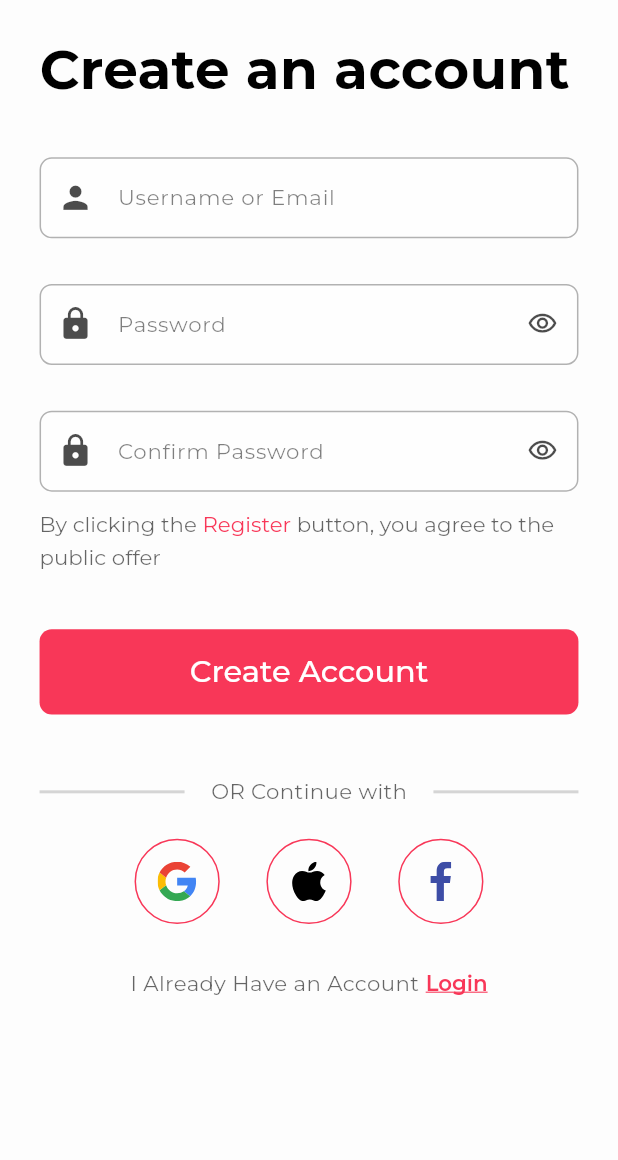
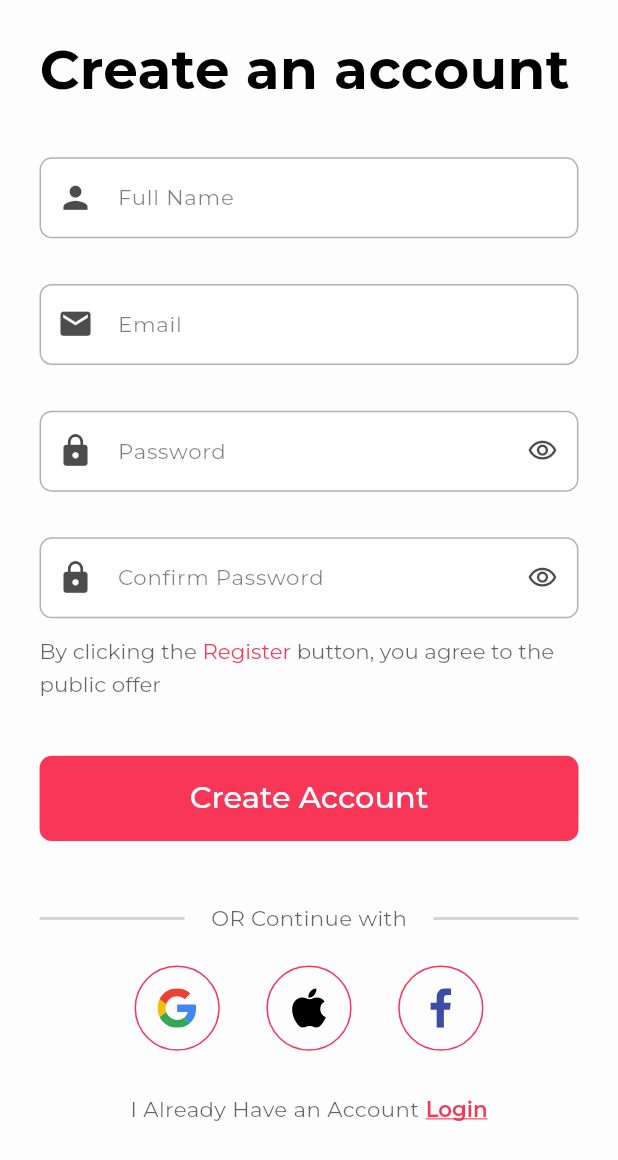
Before and after one commit to EsAm1973/Stylish, a Flutter app: the SignupView screen opened by its route, after a tap on "Login", after a tap on "Sign Up", on a phone screen of 412 x 824 dp. Shown: the top 1160 px of the screen. Run offline on Flutter 3.47's test engine with Material 3 defaults, Android fonts, the phone set to English and light mode, and no system bars; our stand-ins replace dio, dots_indicator, flutter_screenutil, flutter_svg, go_router, google_fonts and 1 more; accounts and stored records are empty.

Commit message:
Update some UI in login and Signup

```diff
--- a/lib/Features/auth/presentation/views/widgets/login_form.dart
+++ b/lib/Features/auth/presentation/views/widgets/login_form.dart
@@ -13,13 +13,13 @@ class LoginForm extends StatefulWidget {
 }
 
 class _LoginFormState extends State<LoginForm> {
-  final TextEditingController _usernameController = TextEditingController();
+  final TextEditingController _emailController = TextEditingController();
   final TextEditingController _passwordController = TextEditingController();
   bool _obscurePassword = true;
 
   @override
   void dispose() {
-    _usernameController.dispose();
+    _emailController.dispose();
     _passwordController.dispose();
     super.dispose();
   }
@@ -29,10 +29,10 @@ class _LoginFormState extends State<LoginForm> {
     return Column(
       children: [
         CustomTextField(
-          controller: _usernameController,
-          hintText: 'Username or Email',
+          controller: _emailController,
+          hintText: 'Email',
           prefixIcon: Icon(
-            Icons.person,
+            Icons.email,
             color: Theme.of(context).colorScheme.onSurface.withOpacity(0.7),
             size: 24.sp,
           ),
--- a/lib/Features/auth/presentation/views/widgets/signup_form.dart
+++ b/lib/Features/auth/presentation/views/widgets/signup_form.dart
@@ -10,15 +10,18 @@ class SignupForm extends StatefulWidget {
 }
 
 class _SignupFormState extends State<SignupForm> {
-  final TextEditingController _usernameController = TextEditingController();
+  final TextEditingController _nameController = TextEditingController();
+  final TextEditingController _emailController = TextEditingController();
   final TextEditingController _passwordController = TextEditingController();
-  final TextEditingController _confirmPasswordController = TextEditingController();
+  final TextEditingController _confirmPasswordController =
+      TextEditingController();
   bool _obscurePassword = true;
   bool _obscureConfirmPassword = true;
 
   @override
   void dispose() {
-    _usernameController.dispose();
+    _nameController.dispose();
+    _emailController.dispose();
     _passwordController.dispose();
     _confirmPasswordController.dispose();
     super.dispose();
@@ -29,10 +32,22 @@ class _SignupFormState extends State<SignupForm> {
     return Column(
       children: [
         CustomTextField(
-          controller: _usernameController,
-          hintText: 'Username or Email',
+          controller: _nameController,
+          hintText: 'Full Name',
           prefixIcon: Icon(
             Icons.person,
+            color: Theme.of(context).colorScheme.onSurface.withOpacity(0.7),
+            size: 24.sp,
+          ),
+          keyboardType: TextInputType.name,
+          textInputAction: TextInputAction.next,
+        ),
+        SizedBox(height: 30.h),
+        CustomTextField(
+          controller: _emailController,
+          hintText: 'Email',
+          prefixIcon: Icon(
+            Icons.email,
             color: Theme.of(context).colorScheme.onSurface.withOpacity(0.7),
             size: 24.sp,
           ),
--- a/pubspec.yaml
+++ b/pubspec.yaml
@@ -40,6 +40,7 @@ dependencies:
   google_fonts: ^6.3.3
   dots_indicator: ^4.0.1
   shared_preferences: ^2.5.3
+  dio: ^5.9.0
 
 dev_dependencies:
   flutter_test:
```
Also changed, not shown: lib/Core/errors/failure.dart (added, +86 -0 lines), pubspec.lock.
